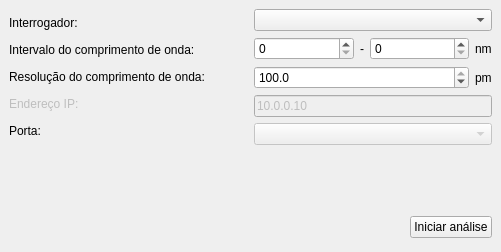
First picture: the form in ui/ConfigWindow.ui, repository pedroproprio/online_process_timeseries, before the edit.
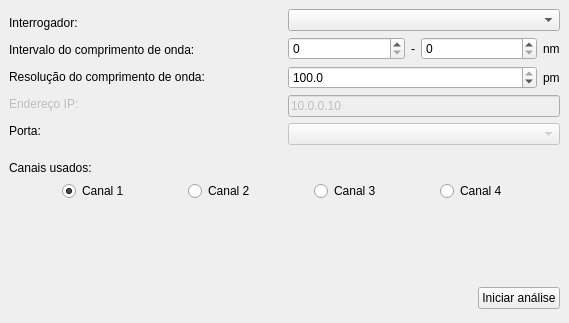
Second picture: the form after the edit. Icons and pictures are not drawn.

```diff
--- a/ui/ConfigWindow.ui
+++ b/ui/ConfigWindow.ui
@@ -9,8 +9,8 @@
    <rect>
     <x>0</x>
     <y>0</y>
-    <width>501</width>
-    <height>252</height>
+    <width>569</width>
+    <height>323</height>
    </rect>
   </property>
   <property name="sizePolicy">
@@ -302,25 +302,107 @@
      </layout>
     </item>
     <item>
-     <widget class="QLabel" name="file_path_lbl">
-      <property name="enabled">
-       <bool>false</bool>
+     <spacer name="verticalSpacer_2">
+      <property name="orientation">
+       <enum>Qt::Orientation::Vertical</enum>
       </property>
-      <property name="font">
-       <font>
-        <pointsize>8</pointsize>
-       </font>
+      <property name="sizeType">
+       <enum>QSizePolicy::Policy::Fixed</enum>
       </property>
+      <property name="sizeHint" stdset="0">
+       <size>
+        <width>20</width>
+        <height>10</height>
+       </size>
+      </property>
+     </spacer>
+    </item>
+    <item>
+     <widget class="QLabel" name="ch_lbl">
       <property name="text">
-       <string/>
+       <string>Canais usados:</string>
       </property>
      </widget>
     </item>
+    <item>
+     <layout class="QHBoxLayout" name="horizontalLayout_3">
+      <item>
+       <widget class="QRadioButton" name="ch1_radio">
+        <property name="sizePolicy">
+         <sizepolicy hsizetype="Maximum" vsizetype="Preferred">
+          <horstretch>0</horstretch>
+          <verstretch>0</verstretch>
+         </sizepolicy>
+        </property>
+        <property name="text">
+         <string>Canal 1</string>
+        </property>
+        <property name="checked">
+         <bool>true</bool>
+        </property>
+        <property name="autoExclusive">
+         <bool>false</bool>
+        </property>
+       </widget>
+      </item>
+      <item>
+       <widget class="QRadioButton" name="ch2_radio">
+        <property name="sizePolicy">
+         <sizepolicy hsizetype="Maximum" vsizetype="Preferred">
+          <horstretch>0</horstretch>
+          <verstretch>0</verstretch>
+         </sizepolicy>
+        </property>
+        <property name="text">
+         <string>Canal 2</string>
+        </property>
+        <property name="autoExclusive">
+         <bool>false</bool>
+        </property>
+       </widget>
+      </item>
+      <item>
+       <widget class="QRadioButton" name="ch3_radio">
+        <property name="sizePolicy">
+         <sizepolicy hsizetype="Maximum" vsizetype="Preferred">
+          <horstretch>0</horstretch>
+          <verstretch>0</verstretch>
+         </sizepolicy>
+        </property>
+        <property name="text">
+         <string>Canal 3</string>
+        </property>
+        <property name="autoExclusive">
+         <bool>false</bool>
+        </property>
+       </widget>
+      </item>
+      <item>
+       <widget class="QRadioButton" name="ch4_radio">
+        <property name="sizePolicy">
+         <sizepolicy hsizetype="Maximum" vsizetype="Preferred">
+          <horstretch>0</horstretch>
+          <verstretch>0</verstretch>
+         </sizepolicy>
+        </property>
+        <property name="text">
+         <string>Canal 4</string>
+        </property>
+        <property name="autoExclusive">
+         <bool>false</bool>
+        </property>
+       </widget>
+      </item>
+     </layout>
+    </item>
     <item>
      <spacer name="verticalSpacer">
       <property name="orientation">
        <enum>Qt::Orientation::Vertical</enum>
       </property>
+      <property name="sizeType">
+       <enum>QSizePolicy::Policy::Expanding</enum>
+      </property>
       <property name="sizeHint" stdset="0">
        <size>
         <width>20</width>
```
